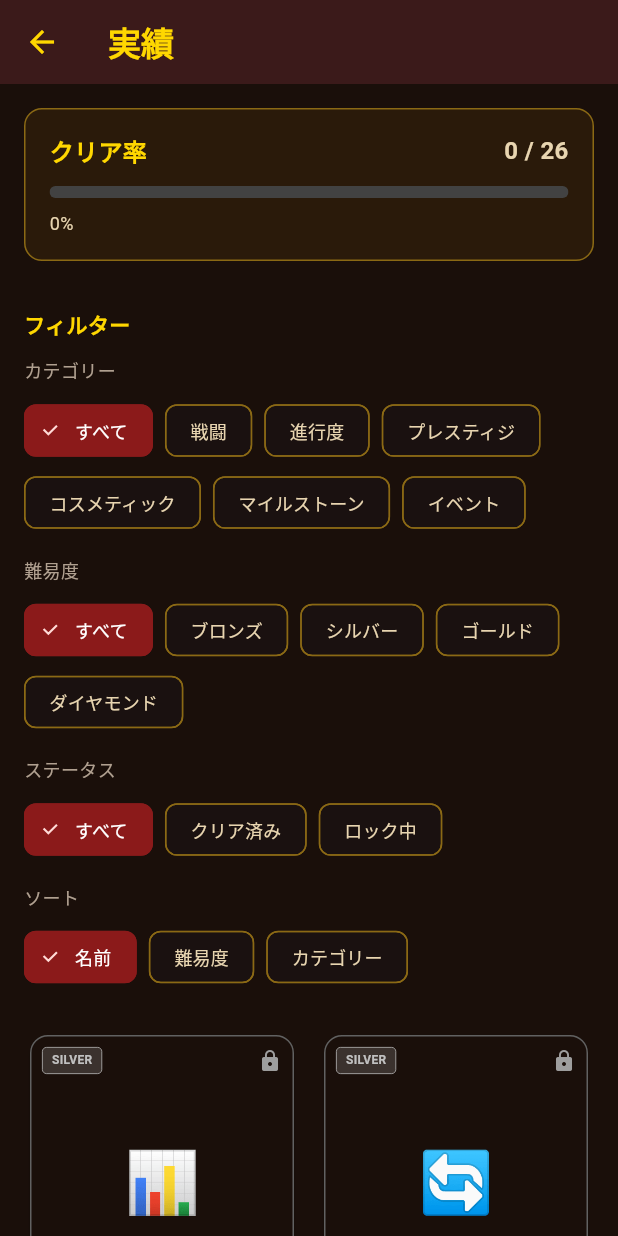
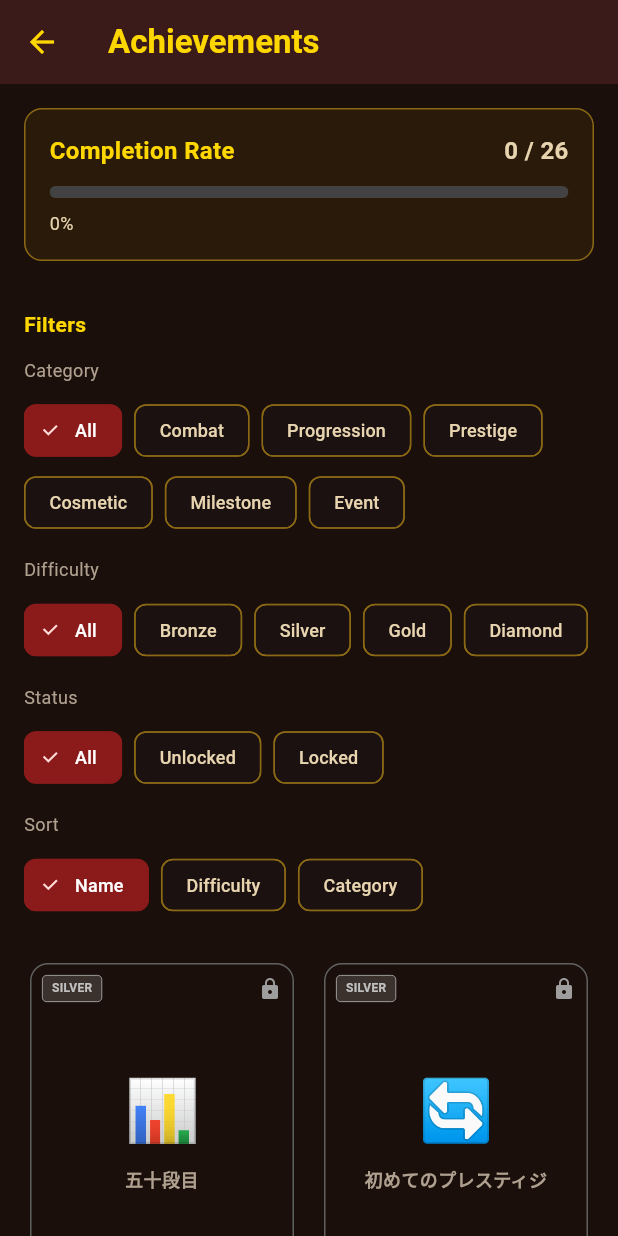
Before and after one commit to zka32101/sengoku_saihairoku, a Flutter app: the AchievementListScreen screen opened by its route, on a phone screen of 412 x 824 dp. Run offline on Flutter 3.47's test engine with Material 3 defaults, Android fonts, the phone set to English and light mode, and no system bars; our stand-ins replace cloud_firestore, firebase_auth, firebase_core, firebase_messaging, flutter_local_notifications, flutter_riverpod and 6 more; missing offline and left inert: flame; accounts and stored records are empty; network calls fail.

Commit message:
実績一覧画面を多言語化対応
同じPR内で多言語化対応の対象画面をもう1画面追加（設定・チャレンジ
履歴・統計・メッセージ画面に続く5画面目）。

- app_ja.arb/app_en.arbに実績カテゴリー・難易度・フィルター/ソート
  ラベル等のキーを追加
- flutter gen-l10nで生成コードを更新
- achievement_list_screen.dartの全ハードコード文言をAppLocalizations
  経由に移行

flutter analyze: 0 issues
flutter test: 26 tests all passed

Co-Authored-By: Claude Sonnet 5 <noreply@anthropic.com>
Claude-Session: https://claude.ai/code/session_016FQTHUoanQF4M3kXY84mnW

```diff
--- a/lib/l10n/app_en.arb
+++ b/lib/l10n/app_en.arb
@@ -103,5 +103,27 @@
   "messageKeyTurningPointAll": "All Turning Points",
   "messageKeyTurningPointMost": "Most Turning Points",
   "messageKeyHistoryChanged": "History Changed",
-  "messageKeyHistoryFaithful": "Historically Accurate"
+  "messageKeyHistoryFaithful": "Historically Accurate",
+  "achievementListTitle": "Achievements",
+  "achievementCategoryCombat": "Combat",
+  "achievementCategoryProgression": "Progression",
+  "achievementCategoryPrestige": "Prestige",
+  "achievementCategoryCosmetic": "Cosmetic",
+  "achievementCategoryMilestone": "Milestone",
+  "achievementCategoryEvent": "Event",
+  "achievementDifficultyBronze": "Bronze",
+  "achievementDifficultySilver": "Silver",
+  "achievementDifficultyGold": "Gold",
+  "achievementDifficultyDiamond": "Diamond",
+  "achievementFilterTitle": "Filters",
+  "achievementFilterCategory": "Category",
+  "achievementFilterDifficulty": "Difficulty",
+  "achievementFilterStatus": "Status",
+  "achievementFilterSort": "Sort",
+  "achievementFilterAll": "All",
+  "achievementFilterUnlocked": "Unlocked",
+  "achievementFilterLocked": "Locked",
+  "achievementSortName": "Name",
+  "achievementEmptyFiltered": "No achievements match the selected filters",
+  "achievementClearRate": "Completion Rate"
 }
--- a/lib/l10n/app_ja.arb
+++ b/lib/l10n/app_ja.arb
@@ -106,5 +106,27 @@
   "messageKeyTurningPointAll": "全TP達成",
   "messageKeyTurningPointMost": "TP多数達成",
   "messageKeyHistoryChanged": "歴史変化",
-  "messageKeyHistoryFaithful": "史実通り"
+  "messageKeyHistoryFaithful": "史実通り",
+  "achievementListTitle": "実績",
+  "achievementCategoryCombat": "戦闘",
+  "achievementCategoryProgression": "進行度",
+  "achievementCategoryPrestige": "プレスティジ",
+  "achievementCategoryCosmetic": "コスメティック",
+  "achievementCategoryMilestone": "マイルストーン",
+  "achievementCategoryEvent": "イベント",
+  "achievementDifficultyBronze": "ブロンズ",
+  "achievementDifficultySilver": "シルバー",
+  "achievementDifficultyGold": "ゴールド",
+  "achievementDifficultyDiamond": "ダイヤモンド",
+  "achievementFilterTitle": "フィルター",
+  "achievementFilterCategory": "カテゴリー",
+  "achievementFilterDifficulty": "難易度",
+  "achievementFilterStatus": "ステータス",
+  "achievementFilterSort": "ソート",
+  "achievementFilterAll": "すべて",
+  "achievementFilterUnlocked": "クリア済み",
+  "achievementFilterLocked": "ロック中",
+  "achievementSortName": "名前",
+  "achievementEmptyFiltered": "フィルター条件に一致する実績がありません",
+  "achievementClearRate": "クリア率"
 }
--- a/lib/presentation/screens/achievement_list_screen.dart
+++ b/lib/presentation/screens/achievement_list_screen.dart
@@ -2,6 +2,7 @@ import 'package:flutter/material.dart';
 import '../../data/models/achievement.dart';
 import '../../data/repositories/achievement_repository.dart';
 import '../../core/services/firebase_service.dart';
+import '../../l10n/generated/app_localizations.dart';
 import '../widgets/achievement_display.dart';
 import 'achievement_detail_view.dart';
 
@@ -103,44 +104,45 @@ class _AchievementListScreenState extends State<AchievementListScreen> {
     return filtered;
   }
 
-  String _getCategoryLabel(AchievementCategory category) {
+  String _getCategoryLabel(AppLocalizations l10n, AchievementCategory category) {
     switch (category) {
       case AchievementCategory.combat:
-        return '戦闘';
+        return l10n.achievementCategoryCombat;
       case AchievementCategory.progression:
-        return '進行度';
+        return l10n.achievementCategoryProgression;
       case AchievementCategory.prestige:
-        return 'プレスティジ';
+        return l10n.achievementCategoryPrestige;
       case AchievementCategory.cosmetic:
-        return 'コスメティック';
+        return l10n.achievementCategoryCosmetic;
       case AchievementCategory.milestone:
-        return 'マイルストーン';
+        return l10n.achievementCategoryMilestone;
       case AchievementCategory.event:
-        return 'イベント';
+        return l10n.achievementCategoryEvent;
     }
   }
 
-  String _getDifficultyLabel(AchievementDifficulty difficulty) {
+  String _getDifficultyLabel(AppLocalizations l10n, AchievementDifficulty difficulty) {
     switch (difficulty) {
       case AchievementDifficulty.bronze:
-        return 'ブロンズ';
+        return l10n.achievementDifficultyBronze;
       case AchievementDifficulty.silver:
-        return 'シルバー';
+        return l10n.achievementDifficultySilver;
       case AchievementDifficulty.gold:
-        return 'ゴールド';
+        return l10n.achievementDifficultyGold;
       case AchievementDifficulty.diamond:
-        return 'ダイヤモンド';
+        return l10n.achievementDifficultyDiamond;
     }
   }
 
   @override
   Widget build(BuildContext context) {
+    final l10n = AppLocalizations.of(context)!;
     final filteredAchievements = _filteredAchievements;
     final unlockedCount = _unlockedStatus.values.where((v) => v).length;
 
     return Scaffold(
       appBar: AppBar(
-        title: const Text('実績'),
+        title: Text(l10n.achievementListTitle),
         elevation: 0,
       ),
       body: SingleChildScrollView(
@@ -160,9 +162,9 @@ class _AchievementListScreenState extends State<AchievementListScreen> {
               child: Column(
                 crossAxisAlignment: CrossAxisAlignment.start,
                 children: [
-                  const Text(
-                    'フィルター',
-                    style: TextStyle(
+                  Text(
+                    l10n.achievementFilterTitle,
+                    style: const TextStyle(
                       fontSize: 14,
                       fontWeight: FontWeight.bold,
                       color: Color(0xFFFFD700),
@@ -172,10 +174,10 @@ class _AchievementListScreenState extends State<AchievementListScreen> {
 
                   // Category Filter
                   _FilterChipGroup(
-                    label: 'カテゴリー',
+                    label: l10n.achievementFilterCategory,
                     options: [
-                      'すべて',
-                      ...AchievementCategory.values.map((c) => _getCategoryLabel(c)),
+                      l10n.achievementFilterAll,
+                      ...AchievementCategory.values.map((c) => _getCategoryLabel(l10n, c)),
                     ],
                     selectedIndex: _selectedCategory == null
                         ? 0
@@ -192,10 +194,10 @@ class _AchievementListScreenState extends State<AchievementListScreen> {
 
                   // Difficulty Filter
                   _FilterChipGroup(
-                    label: '難易度',
+                    label: l10n.achievementFilterDifficulty,
                     options: [
-                      'すべて',
-                      ...AchievementDifficulty.values.map((d) => _getDifficultyLabel(d)),
+                      l10n.achievementFilterAll,
+                      ...AchievementDifficulty.values.map((d) => _getDifficultyLabel(l10n, d)),
                     ],
                     selectedIndex: _selectedDifficulty == null
                         ? 0
@@ -212,8 +214,12 @@ class _AchievementListScreenState extends State<AchievementListScreen> {
 
                   // Unlock Status Filter
                   _FilterChipGroup(
-                    label: 'ステータス',
-                    options: const ['すべて', 'クリア済み', 'ロック中'],
+                    label: l10n.achievementFilterStatus,
+                    options: [
+                      l10n.achievementFilterAll,
+                      l10n.achievementFilterUnlocked,
+                      l10n.achievementFilterLocked,
+                    ],
                     selectedIndex: _unlockFilter.index,
                     onChanged: (index) {
                       setState(() {
@@ -225,8 +231,12 @@ class _AchievementListScreenState extends State<AchievementListScreen> {
 
                   // Sort
                   _FilterChipGroup(
-                    label: 'ソート',
-                    options: const ['名前', '難易度', 'カテゴリー'],
+                    label: l10n.achievementFilterSort,
+                    options: [
+                      l10n.achievementSortName,
+                      l10n.achievementFilterDifficulty,
+                      l10n.achievementFilterCategory,
+                    ],
                     selectedIndex: _sortBy.index,
                     onChanged: (index) {
                       setState(() {
@@ -247,7 +257,7 @@ class _AchievementListScreenState extends State<AchievementListScreen> {
                       child: Padding(
                         padding: const EdgeInsets.all(32),
                         child: Text(
-                          'フィルター条件に一致する実績がありません',
+                          l10n.achievementEmptyFiltered,
                           textAlign: TextAlign.center,
                           style: TextStyle(color: Colors.grey[600]),
                         ),
@@ -332,9 +342,9 @@ class _AchievementStatistics extends StatelessWidget {
           Row(
             mainAxisAlignment: MainAxisAlignment.spaceBetween,
             children: [
-              const Text(
-                'クリア率',
-                style: TextStyle(
+              Text(
+                AppLocalizations.of(context)!.achievementClearRate,
+                style: const TextStyle(
                   fontSize: 16,
                   fontWeight: FontWeight.bold,
                   color: Color(0xFFFFD700),
```
Also changed, not shown: lib/l10n/generated/app_localizations.dart, lib/l10n/generated/app_localizations_en.dart, lib/l10n/generated/app_localizations_ja.dart.
